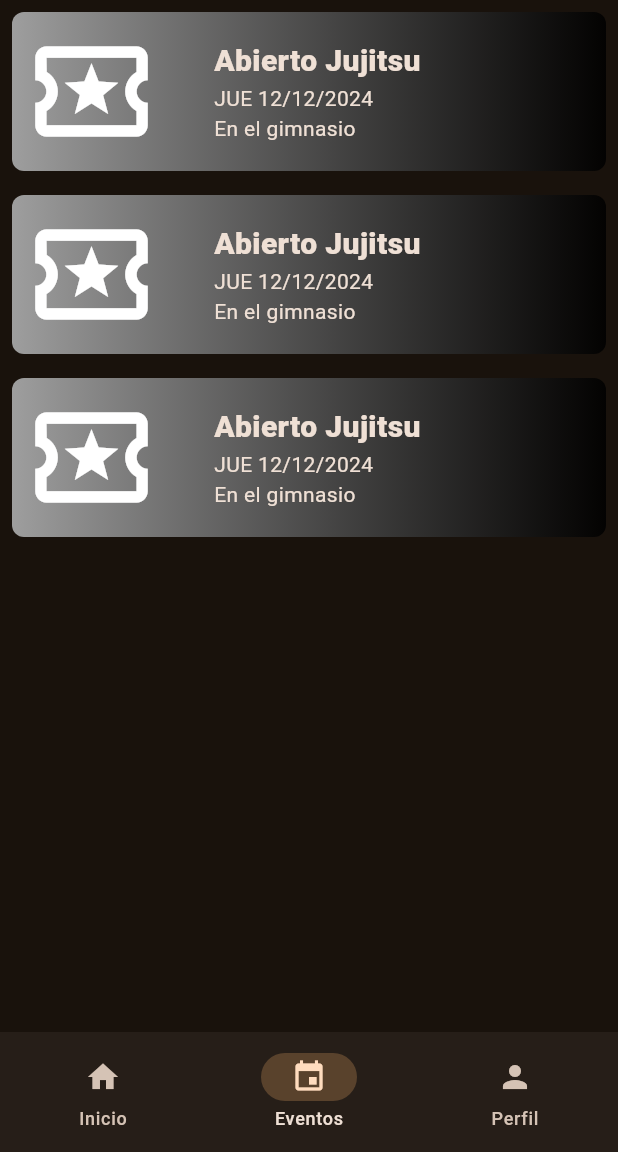
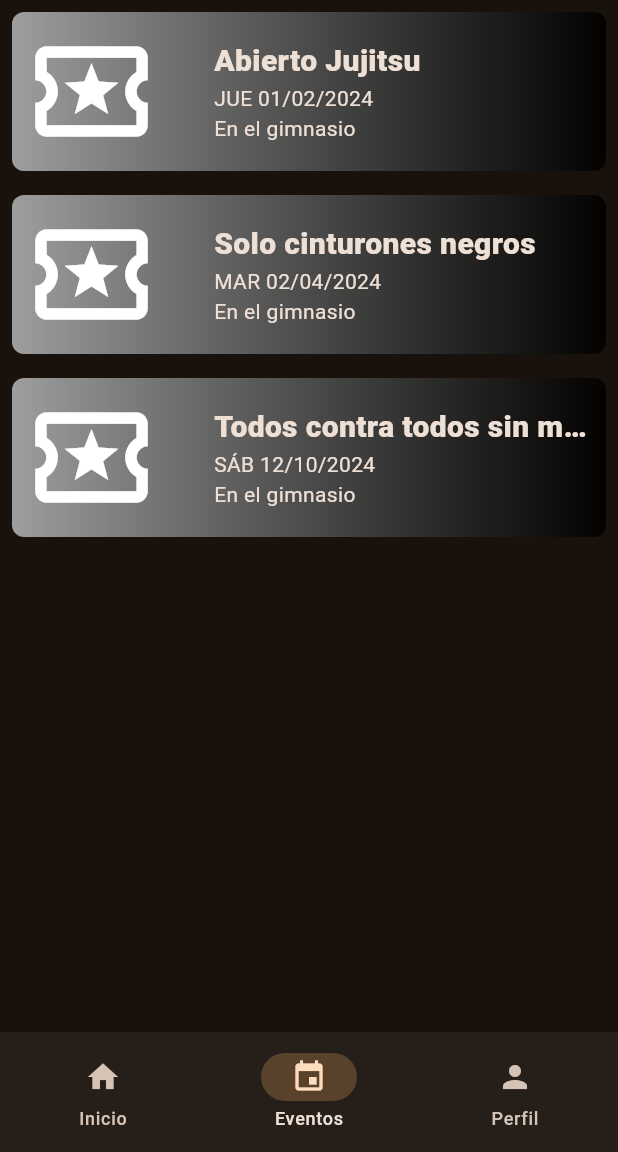
Before and after one commit to alex-ulloa-tw/gym_app_flutter, a Flutter app: the screen it shows after launch, item 2 of the bottom bar chosen, on a phone screen of 412 x 824 dp, the part 84-1236 px from its top. Run offline on Flutter 3.47's test engine with Material 3 defaults, Android fonts, the phone set to English and light mode, and no system bars; our stand-ins replace fl_chart, flutter_riverpod.

```diff
--- a/lib/components/navigation/navigation_bar.dart
+++ b/lib/components/navigation/navigation_bar.dart
@@ -50,9 +50,9 @@ class _AppNavigationState extends State<AppNavigation> {
       ),
       body: SafeArea(
           child: [
-        HomeScreen(),
+        const HomeScreen(),
         const EventsScreen(),
-        const ProfileScreen()
+        ProfileScreen()
       ][selectedPage]),
     );
   }
--- a/lib/components/screens/events/components/event.dart
+++ b/lib/components/screens/events/components/event.dart
@@ -10,7 +10,7 @@ class Event extends StatelessWidget {
   @override
   Widget build(BuildContext context) {
     String dateReadable =
-        DateFormat('E dd/M/yyyy').format(event.date).toUpperCase();
+        DateFormat('E dd/MM/yyyy').format(event.date).toUpperCase();
 
     return SizedBox(
       width: double.infinity,
--- a/lib/infraestructure/datasource/local_events_datasource.dart
+++ b/lib/infraestructure/datasource/local_events_datasource.dart
@@ -7,15 +7,15 @@ class LocalEventsDatasource extends EventsDatasource {
     List<EventModel> listOfEvents = [
       EventModel(
           title: 'Abierto Jujitsu',
-          date: DateTime(2024, 12, 12),
+          date: DateTime(2024, 02, 1),
           location: 'En el gimnasio'),
       EventModel(
-          title: 'Abierto Jujitsu',
-          date: DateTime(2024, 12, 12),
+          title: 'Solo cinturones negros',
+          date: DateTime(2024, 04, 2),
           location: 'En el gimnasio'),
       EventModel(
-          title: 'Abierto Jujitsu',
-          date: DateTime(2024, 12, 12),
+          title: 'Todos contra todos sin miedo',
+          date: DateTime(2024, 10, 12),
           location: 'En el gimnasio'),
     ];
 
--- /dev/null
+++ b/lib/infraestructure/models/profile_model.dart
@@ -0,0 +1,6 @@
+class ProfileModel {
+  final String name;
+  final String profileURL;
+
+  ProfileModel({required this.name, required this.profileURL});
+}
```
Also changed, not shown: lib/components/screens/profile/profile.dart (+85 -3 lines).
